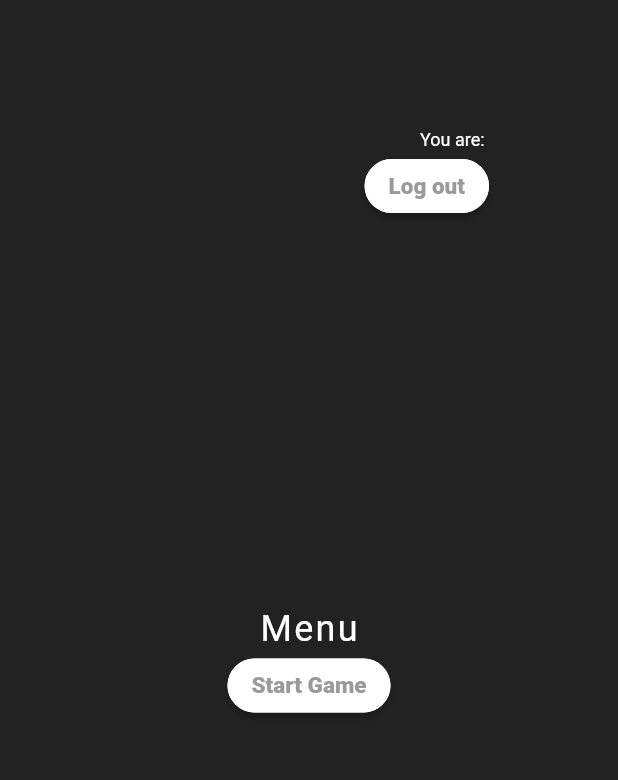
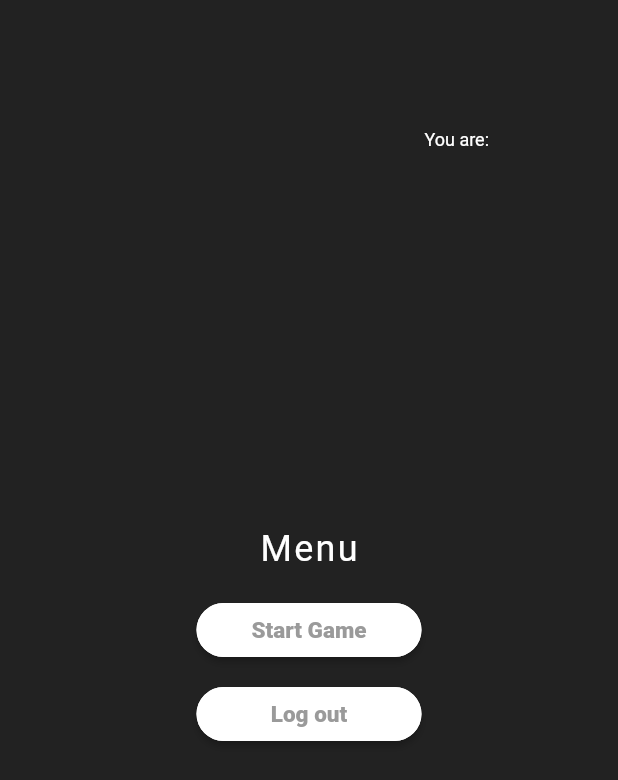
Before and after one commit to KanbanSimulator/Mobile, a Flutter app: the MenuPage screen opened directly, on a phone screen of 412 x 824 dp. Shown: the top 780 px of the screen. Run offline on Flutter 3.47's test engine with Material 2 defaults, Android fonts, the phone set to English and light mode, and no system bars; our stand-ins replace dio, flutter_svg, shared_preferences, simple_shadow; accounts and stored records are empty.

Commit message:
update menu page

```diff
--- a/lib/page/menu.dart
+++ b/lib/page/menu.dart
@@ -43,20 +43,14 @@ class _MenupageState extends State<MenuPage> {
                       future: username,
                       builder: (context, snapshot) => Text(
                         (snapshot.hasData
-                            ? "You are: ${snapshot.data}"
+                            ? "You are:\n${snapshot.data}"
                             : "..."),
+                        textAlign: TextAlign.end,
                         style: const TextStyle(
                           color: Colors.white,
                           fontSize: 12,
                         ),
                       ),
-                    ),
-                  ),
-                  Align(
-                    alignment: AlignmentDirectional.centerEnd,
-                    child: AppButton(
-                      "Log out",
-                      onPressed: () => _onLogOutPressed(context),
                     ),
                   ),
                 ],
@@ -70,9 +64,21 @@ class _MenupageState extends State<MenuPage> {
                       "Menu",
                       style: AppStyle.pageHeaderTextStyle,
                     ),
-                    AppButton(
-                      "Start Game",
-                      onPressed: () => _onStartGamePressed(context),
+                    const SizedBox(height: 16),
+                    SizedBox(
+                      width: 150,
+                      child: AppButton(
+                        "Start Game",
+                        onPressed: () => _onStartGamePressed(context),
+                      ),
+                    ),
+                    const SizedBox(height: 8),
+                    SizedBox(
+                      width: 150,
+                      child: AppButton(
+                        "Log out",
+                        onPressed: () => _onLogOutPressed(context),
+                      ),
                     ),
                   ],
                 ),
```
